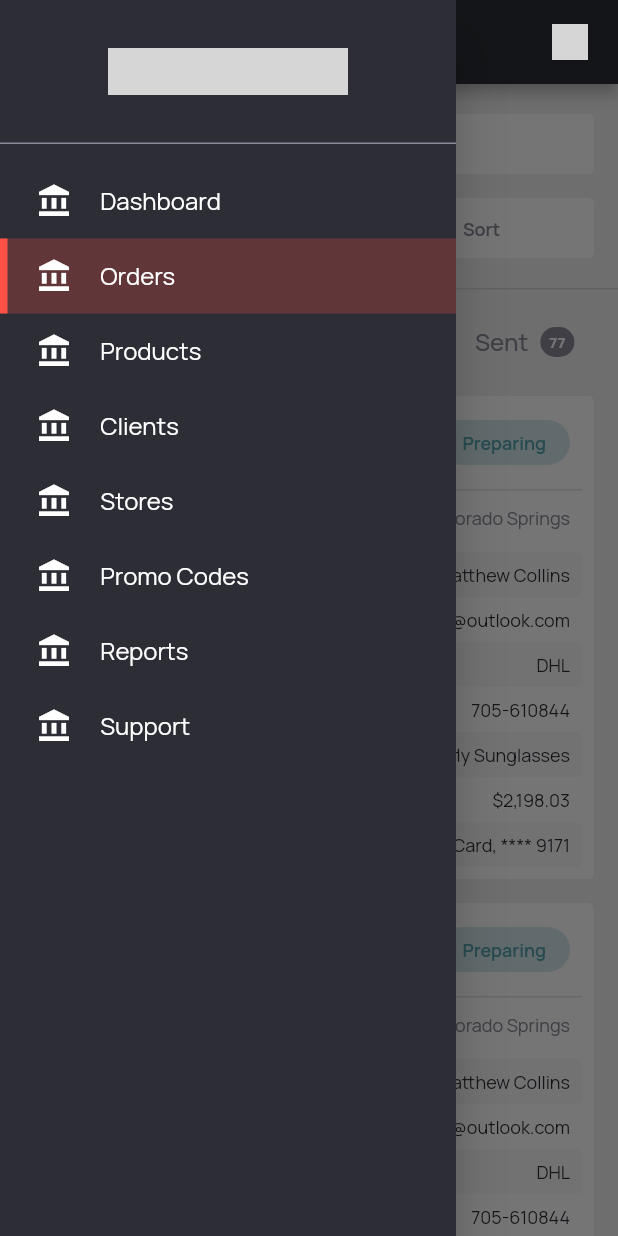
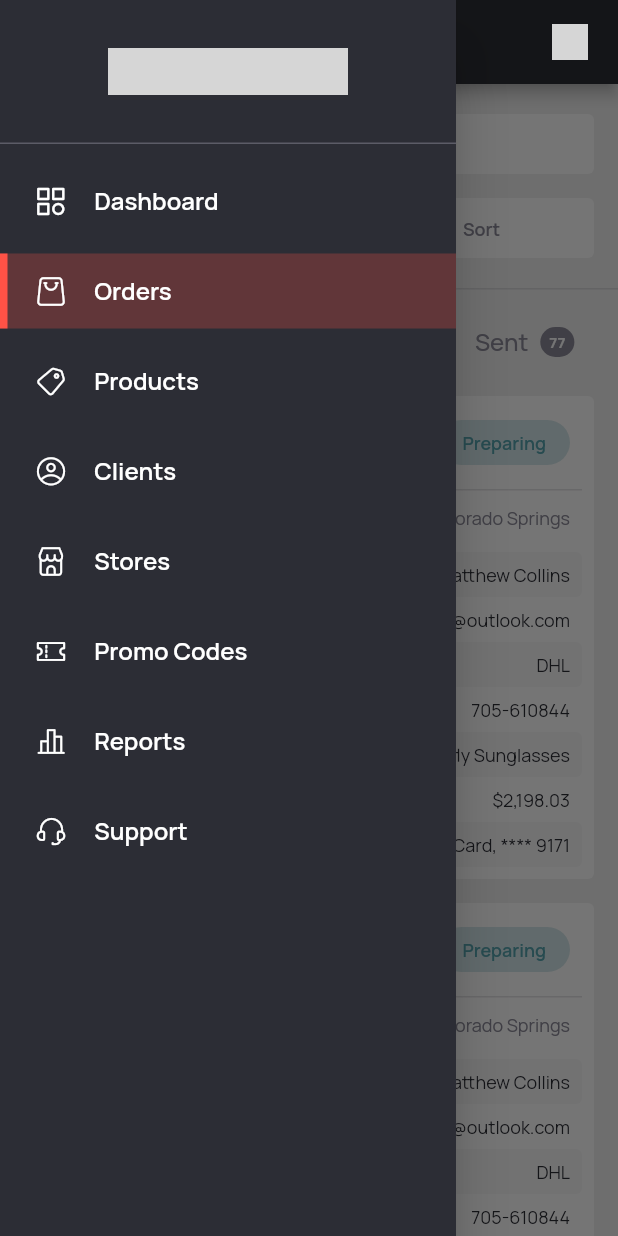
Before and after one commit to capicarbone/flutter_test, a Flutter app: the screen it shows after launch, with the side drawer open, on a phone screen of 412 x 824 dp. Run offline on Flutter 3.47's test engine with Material 2 defaults, Android fonts, the phone set to English and light mode, and no system bars; our stand-ins replace google_fonts; missing offline and left inert: dart:html; grey boxes are pictures that could not be loaded.

Commit message:
Refined navigation bar.

```diff
--- a/lib/widgets/navigation_bar.dart
+++ b/lib/widgets/navigation_bar.dart
@@ -1,3 +1,4 @@
+import 'package:appevolve_test/a_e_icons_icons.dart';
 import 'package:appevolve_test/colors.dart';
 import 'package:appevolve_test/widgets/avatar.dart';
 import 'package:flutter/material.dart';
@@ -10,7 +11,7 @@ class _Divider extends StatelessWidget {
   @override
   Widget build(BuildContext context) {
     return Container(
-      color: Color.fromRGBO(140, 138, 152, 1),
+      color: COLOR_MEDIUM_GRAY.withOpacity(0.5),
       height: 1,
     );
   }
@@ -18,22 +19,28 @@ class _Divider extends StatelessWidget {
 
 class _NavItem extends StatelessWidget {
   final String text;
+  final IconData icon;
   final bool selected;
-  const _NavItem({Key? key, required this.text, this.selected = false})
-      : super(key: key);
+  const _NavItem({
+    Key? key,
+    required this.text,
+    required this.icon,
+    this.selected = false,
+  }) : super(key: key);
 
   @override
   Widget build(BuildContext context) {
     return Container(
+      margin: EdgeInsets.symmetric(vertical: 5),
       color:
-          (selected) ? Color.fromRGBO(255, 82, 70, 0.25) : Colors.transparent,
+          (selected) ? COLOR_RED.withOpacity(0.25) : Colors.transparent,
       height: 50,
       child: Stack(
         children: [
           if (selected)
             Container(
               width: 5,
-              color: Color.fromRGBO(255, 82, 70, 1),
+              color: COLOR_RED,
             ),
           Center(
             child: Padding(
@@ -41,14 +48,18 @@ class _NavItem extends StatelessWidget {
                 child: Row(
                   children: [
                     Icon(
-                      Icons.account_balance,
+                      icon,
                       color: Colors.white,
+                      size: 20,
                     ),
                     SizedBox(
                       width: 18.83,
                     ),
                     Text(text,
-                        style: TextStyle(color: Colors.white, fontSize: 16))
+                        style: TextStyle(
+                            color: Colors.white,
+                            fontSize: 16,
+                            fontWeight: FontWeight.w600))
                   ],
                 )),
           ),
@@ -88,11 +99,27 @@ class _NavFooter extends StatelessWidget {
         child: Padding(
           padding: const EdgeInsets.symmetric(horizontal: 24),
           child: Row(
+            mainAxisAlignment: MainAxisAlignment.spaceBetween,
             children: [
-              Avatar(),
-              Text(
-                "Admin",
-                style: TextStyle(color: Colors.white),
+              Row(
+                children: [
+                  Avatar(),
+                  SizedBox(
+                    width: 8,
+                  ),
+                  Text(
+                    "Admin",
+                    style: TextStyle(
+                        color: Colors.white,
+                        fontSize: 14,
+                        fontWeight: FontWeight.w600),
+                  )
+                ],
+              ),
+              Icon(
+                AEIcons.settings,
+                color: Colors.white,
+                size: 18,
               )
             ],
           ),
@@ -117,20 +144,22 @@ class NavigationBar extends StatelessWidget {
               children: [
                 _AppLogo(),
                 _Divider(),
-                SizedBox(
-                  height: 13,
-                ),
-                _NavItem(text: "Dashboard"),
+                SizedBox(height: 8,),
+                _NavItem(text: "Dashboard", icon: AEIcons.dashboard),
                 _NavItem(
                   text: "Orders",
                   selected: true,
+                  icon: AEIcons.order,
                 ),
-                _NavItem(text: "Products"),
-                _NavItem(text: "Clients"),
-                _NavItem(text: "Stores"),
-                _NavItem(text: "Promo Codes"),
-                _NavItem(text: "Reports"),
-                _NavItem(text: "Support"),
+                _NavItem(
+                  text: "Products",
+                  icon: AEIcons.product,
+                ),
+                _NavItem(text: "Clients", icon: AEIcons.client),
+                _NavItem(text: "Stores", icon: AEIcons.store),
+                _NavItem(text: "Promo Codes", icon: AEIcons.promo),
+                _NavItem(text: "Reports", icon: AEIcons.report),
+                _NavItem(text: "Support", icon: AEIcons.support),
               ],
             ),
           ),
```
